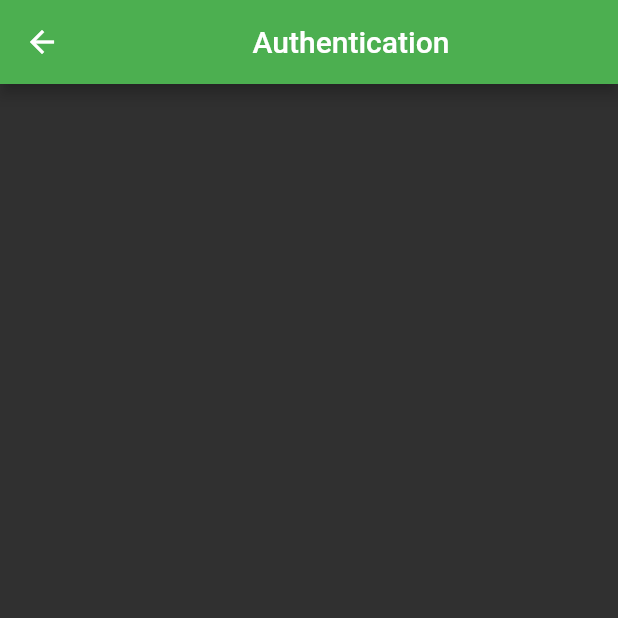
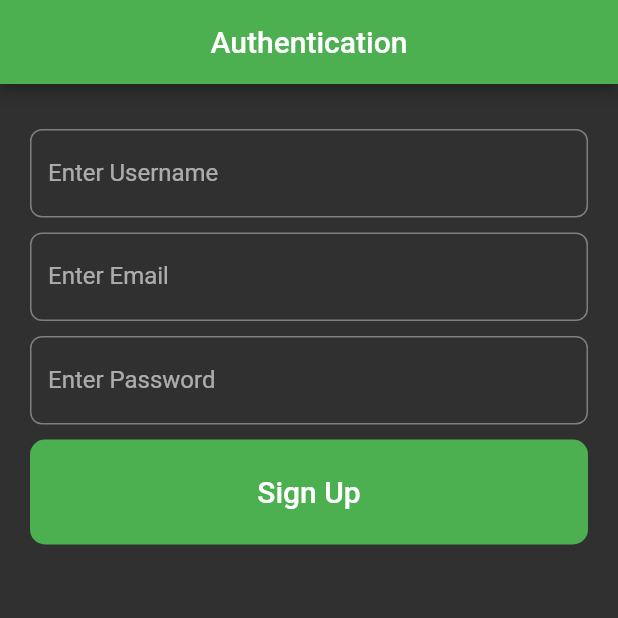
Before and after one commit to muhamad-ammar/Todos-list-flutter, a Flutter app: the AuthScreen screen opened directly, on a phone screen of 412 x 824 dp, the top half of it. Run offline on Flutter 3.47's test engine with Material 2 defaults, Android fonts, the phone set to English and light mode, and no system bars; our stand-ins replace google_fonts.

Commit message:
Login Screen design Complete

```diff
--- a/lib/auth/auth_form.dart
+++ b/lib/auth/auth_form.dart
@@ -1,4 +1,5 @@
 import 'package:flutter/material.dart';
+import 'package:google_fonts/google_fonts.dart';
 
 class AuthForm extends StatefulWidget {
   const AuthForm({super.key});
@@ -8,11 +9,119 @@ class AuthForm extends StatefulWidget {
 }
 
 class _AuthFormState extends State<AuthForm> {
+  final _formkey = GlobalKey<FormState>();
+  var _email = '';
+  var _password = '';
+  var _username = '';
+  bool isloginPage = false;
   @override
   Widget build(BuildContext context) {
     return Container(
+      padding: EdgeInsets.all(10),
       height: MediaQuery.of(context).size.height,
       width: MediaQuery.of(context).size.width,
+      child: ListView(
+        padding: EdgeInsets.only(
+          left: 10,
+          right: 10,
+          top: 20,
+          bottom: 20,
+        ),
+        children: [
+          Container(
+            child: Form(
+                key: _formkey,
+                child: Column(
+                  children: [
+                    if (!isloginPage)
+                      TextFormField(
+                        keyboardType: TextInputType.emailAddress,
+                        key: ValueKey('username'),
+                        validator: (value) {
+                          if (value!.isEmpty) {
+                            return 'Incorrect Username';
+                          }
+                          return null;
+                        },
+                        onSaved: (value) {
+                          _username = value!;
+                        },
+                        decoration: InputDecoration(
+                            border: OutlineInputBorder(
+                                borderRadius: new BorderRadius.circular(8),
+                                borderSide: new BorderSide()),
+                            labelText: 'Enter Username',
+                            labelStyle: GoogleFonts.roboto()),
+                      ),
+                    SizedBox(
+                      height: 10,
+                    ),
+                    TextFormField(
+                      keyboardType: TextInputType.emailAddress,
+                      key: ValueKey('email'),
+                      validator: (value) {
+                        if (value!.isEmpty || !value.contains('@')) {
+                          return 'Incorrect Email';
+                        }
+                        return null;
+                      },
+                      onSaved: (value) {
+                        _email = value!;
+                      },
+                      decoration: InputDecoration(
+                          border: OutlineInputBorder(
+                              borderRadius: new BorderRadius.circular(8),
+                              borderSide: new BorderSide()),
+                          labelText: 'Enter Email',
+                          labelStyle: GoogleFonts.roboto()),
+                    ),
+                    SizedBox(height: 10),
+                    TextFormField(
+                      keyboardType: TextInputType.visiblePassword,
+                      key: ValueKey('password'),
+                      validator: (value) {
+                        if (value!.isEmpty) {
+                          return 'Incorrect password';
+                        }
+                        return null;
+                      },
+                      onSaved: (value) {
+                        _password = value!;
+                      },
+                      decoration: InputDecoration(
+                          border: OutlineInputBorder(
+                              borderRadius: new BorderRadius.circular(8),
+                              borderSide: new BorderSide()),
+                          labelText: 'Enter Password',
+                          labelStyle: GoogleFonts.roboto()),
+                    ),
+                    SizedBox(
+                      height: 10,
+                    ),
+                    Container(
+                        padding: EdgeInsets.all(5),
+                        height: 70,
+                        width: double.infinity,
+                        decoration: BoxDecoration(
+                            borderRadius: BorderRadius.circular(10),
+                            color: Colors.green),
+                        child: TextButton(
+                          child: isloginPage
+                              ? Text(
+                                  'Login',
+                                  style: GoogleFonts.roboto(
+                                      fontSize: 20, color: Colors.white),
+                                )
+                              : Text('Sign Up',
+                                  style: GoogleFonts.roboto(
+                                      fontSize: 20, color: Colors.white)),
+                          onPressed: () {},
+                        )),
+                  ],
+                )),
+          ),
+        ],
+      ),
     );
   }
 }
--- a/lib/main.dart
+++ b/lib/main.dart
@@ -1,4 +1,5 @@
 import 'package:flutter/material.dart';
+import 'package:todo/auth/auth_screen.dart';
 import 'package:todo/screens/home.dart';
 
 void main() {
@@ -11,7 +12,7 @@ class MyApp extends StatelessWidget {
   @override
   Widget build(BuildContext context) {
     return MaterialApp(
-        home: Home(),
+        home: AuthScreen(),
         debugShowCheckedModeBanner: false,
         theme:
             ThemeData(brightness: Brightness.dark, primaryColor: Colors.red));
```
Also changed, not shown: lib/auth/auth_screen.dart (renamed from lib/auth/auuth_screen.dart), 1 other file.
